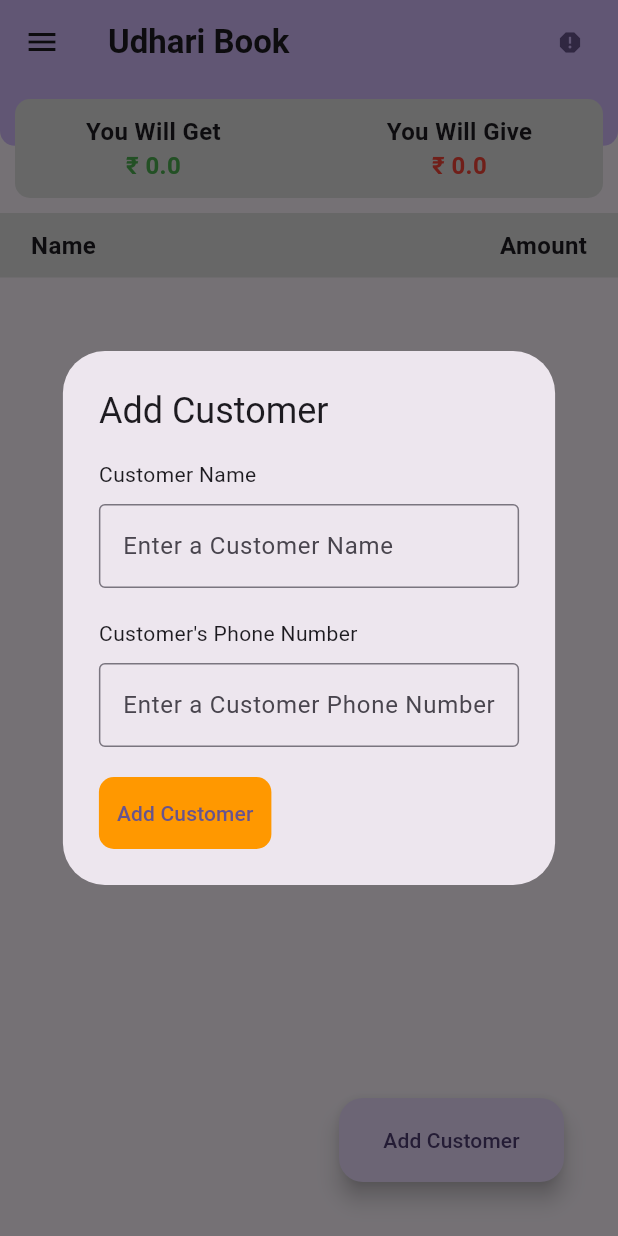
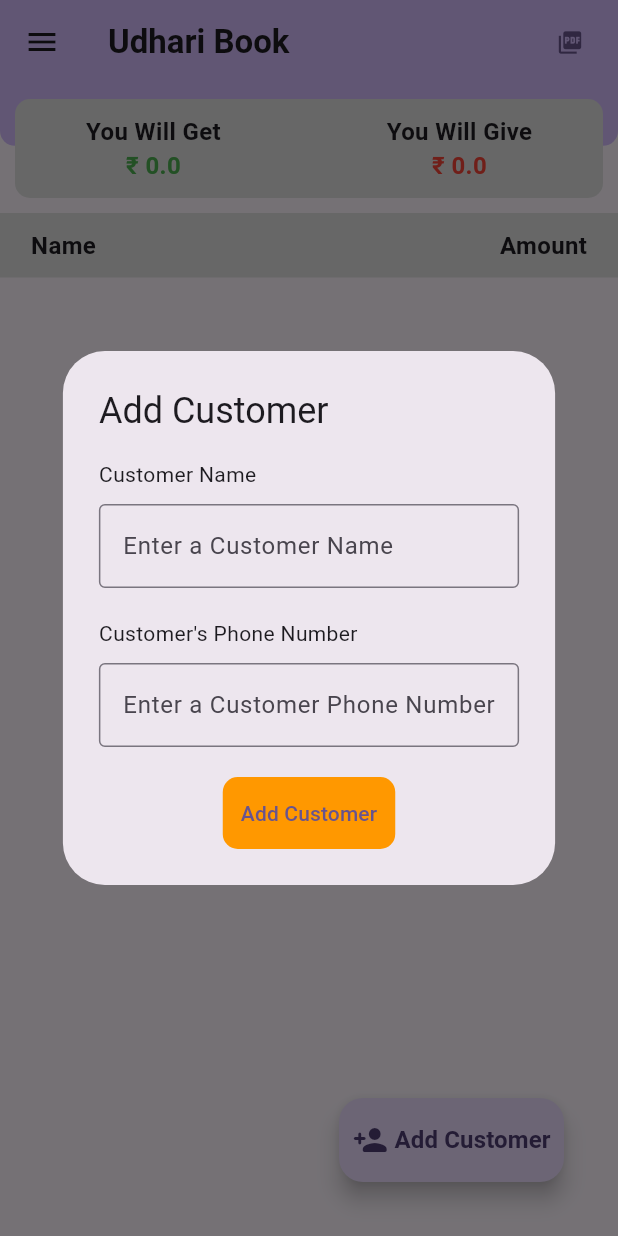
Before and after one commit to vikassuthar44/udharibook, a Flutter app: the screen it shows after launch, after a tap on "Add Customer", on a phone screen of 412 x 824 dp. Run offline on Flutter 3.47's test engine with Material 2 defaults, Android fonts, the light colour scheme and no system bars; our stand-ins replace drift; accounts and stored records are empty; generated files the repository leaves out were written again.

Commit message:
improvement code

```diff
--- a/lib/home/home_page.dart
+++ b/lib/home/home_page.dart
@@ -1,3 +1,5 @@
+import 'dart:async';
+
 import 'package:flutter/material.dart';
 import 'package:udhari_book/customer/customer_screen.dart';
 import 'package:udhari_book/home/mock_data.dart';
@@ -33,6 +35,13 @@ class _HomePageState extends State<HomePage> {
     super.initState();
   }
 
+  FutureOr onGoBack(dynamic value) {
+    //refreshData();
+    setState(() {
+      getCustomers();
+    });
+  }
+
   void getCustomers() async {
     customers = DatabaseDriftHelper.customerDao!
         .getAllCustomer(); //DBHelper().getCustomerList();
@@ -45,6 +54,16 @@ class _HomePageState extends State<HomePage> {
       finalAmountGet = Util.finalAmountCalculateGet(customer);
       finalAmountGive = Util.finalAmountCalculateGive(customer);
     });
+
+    /*final value = Util.finalAmountCalculateGet(customer);
+    final microsecond = 4000000/value;
+    for(int i = 0; i < value; i++) {
+      await Future.delayed(Duration(microseconds: 0001), () {
+        setState(() {
+          finalAmountGet++;
+        });
+      });
+    }*/
   }
 
   /*void customerAmount() async {
@@ -101,7 +120,8 @@ class _HomePageState extends State<HomePage> {
               const SizedBox(
                 height: 20,
               ),
-              Container(
+              Center(
+                child: Container(
                     decoration: const BoxDecoration(
                         color: Colors.orange,
                         borderRadius: BorderRadius.all(Radius.circular(10))),
@@ -110,7 +130,8 @@ class _HomePageState extends State<HomePage> {
                           _addCustomer();
                           Navigator.pop(context);
                         },
-                      child: const Text("Add Customer")))
+                        child: const Text("Add Customer"))),
+              )
             ],
           ),
         );
@@ -128,11 +149,10 @@ class _HomePageState extends State<HomePage> {
         title: Text(widget.title,
             style: const TextStyle(fontWeight: FontWeight.w700)),
         actions: [
-          TextButton(onPressed: () {}, child: const Icon(Icons.report))
+          TextButton(onPressed: () {}, child: const Icon(Icons.picture_as_pdf))
         ],
       ),
-      body: SingleChildScrollView(
-        child: Column(
+      body: Column(
         mainAxisAlignment: MainAxisAlignment.start,
         children: [
           /*Container(
@@ -157,8 +177,7 @@ class _HomePageState extends State<HomePage> {
                       bottomRight: Radius.circular(10))),
             ),
             Padding(
-                padding:
-                    const EdgeInsets.symmetric(horizontal: 10, vertical: 10),
+              padding: const EdgeInsets.symmetric(horizontal: 10, vertical: 10),
               child: Container(
                 decoration: BoxDecoration(
                     color: Colors.grey.shade300,
@@ -210,14 +229,12 @@ class _HomePageState extends State<HomePage> {
                     style:
                         TextStyle(fontSize: 16, fontWeight: FontWeight.w600)),
                 Text("Amount",
-                      style:
-                          TextStyle(fontSize: 16, fontWeight: FontWeight.w600))
+                    style: TextStyle(fontSize: 16, fontWeight: FontWeight.w600))
               ],
             ),
           ),
-            SingleChildScrollView(
-              child: Column(children: [
-                FutureBuilder<List<Customer>>(
+          Expanded(
+            child: FutureBuilder<List<Customer>>(
                 future: customers,
                 builder: (context, snapshot) {
                   if (snapshot.connectionState == ConnectionState.done) {
@@ -235,11 +252,9 @@ class _HomePageState extends State<HomePage> {
                                     Navigator.push(
                                       context,
                                       MaterialPageRoute(
-                                              builder: (context) =>
-                                                  CustomerScreen(
-                                                      customer:
-                                                          customers[index])),
-                                        );
+                                          builder: (context) => CustomerScreen(
+                                              customer: customers[index])),
+                                    ).then(onGoBack);
                                   },
                                   child: Container(
                                     color: Colors.grey.shade100,
@@ -254,51 +269,41 @@ class _HomePageState extends State<HomePage> {
                                         children: [
                                           Expanded(
                                             child: ListTile(
-                                                  title: Text(
-                                                      customers[index].name),
+                                              title: Text(customers[index].name),
                                               subtitle: Text(
-                                                      customers[index]
-                                                          .phoneNumber),
+                                                  customers[index].phoneNumber),
                                             ),
                                           ),
                                           customers[index].finalAmount > 0
                                               ? Column(
                                                   crossAxisAlignment:
-                                                          CrossAxisAlignment
-                                                              .center,
+                                                      CrossAxisAlignment.center,
                                                   children: [
                                                     Text(
                                                       "₹ ${customers[index].finalAmount}",
-                                                          style:
-                                                              const TextStyle(
-                                                                  color: Colors
-                                                                      .green),
+                                                      style: const TextStyle(
+                                                          color: Colors.green),
                                                     ),
                                                     const Text(
                                                       "You Will Get",
                                                       style: TextStyle(
-                                                              color:
-                                                                  Colors.green),
+                                                          color: Colors.green),
                                                     ),
                                                   ],
                                                 )
                                               : Column(
                                                   crossAxisAlignment:
-                                                          CrossAxisAlignment
-                                                              .center,
+                                                      CrossAxisAlignment.center,
                                                   children: [
                                                     Text(
                                                       "₹ ${customers[index].finalAmount}",
-                                                          style:
-                                                              const TextStyle(
-                                                                  color: Colors
-                                                                      .red),
+                                                      style: const TextStyle(
+                                                          color: Colors.red),
                                                     ),
                                                     const Text(
                                                       "You Will Give",
                                                       style: TextStyle(
-                                                              color:
-                                                                  Colors.green),
+                                                          color: Colors.green),
                                                     ),
                                                   ],
                                                 )
@@ -323,11 +328,9 @@ class _HomePageState extends State<HomePage> {
                       child: CircularProgressIndicator(),
                     );
                   }
-                    })
-              ]),
+                }),
           )
         ],
-        ),
       ),
       floatingActionButton: Padding(
         padding: const EdgeInsets.only(bottom: 20, right: 20),
@@ -341,7 +344,17 @@ class _HomePageState extends State<HomePage> {
               _dialogBuilder(context);
             },
             tooltip: 'Add Customer',
-            child: const Text("Add Customer"),
+            child: const Row(
+              crossAxisAlignment: CrossAxisAlignment.center,
+              mainAxisAlignment: MainAxisAlignment.center,
+              children: [
+                Icon(Icons.person_add_rounded),
+                Text(
+                  " Add Customer",
+                  style: TextStyle(fontWeight: FontWeight.w600, fontSize: 16),
+                ),
+              ],
+            ),
           ),
         ),
       ), // This trailing comma makes auto-formatting nicer for build methods.
```
Also changed, not shown: lib/customer/customer_screen.dart (+113 -37 lines). Lines whose indentation alone changed are shown as unchanged.
